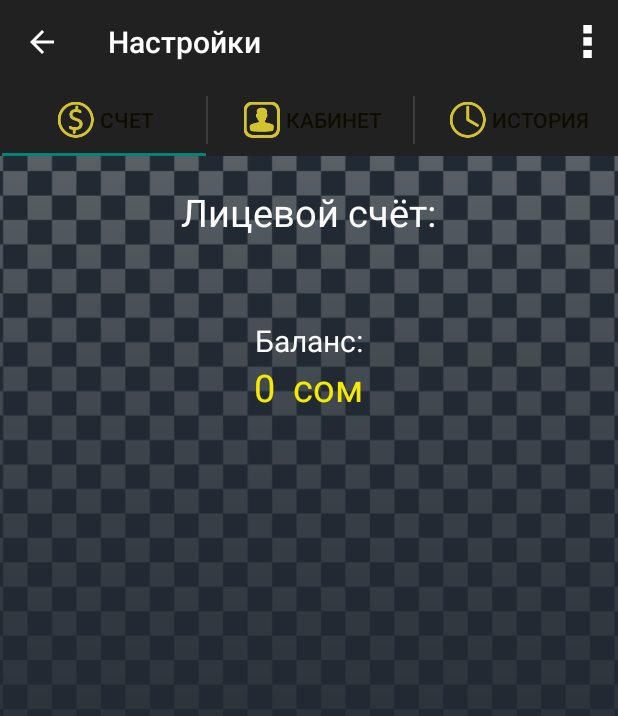
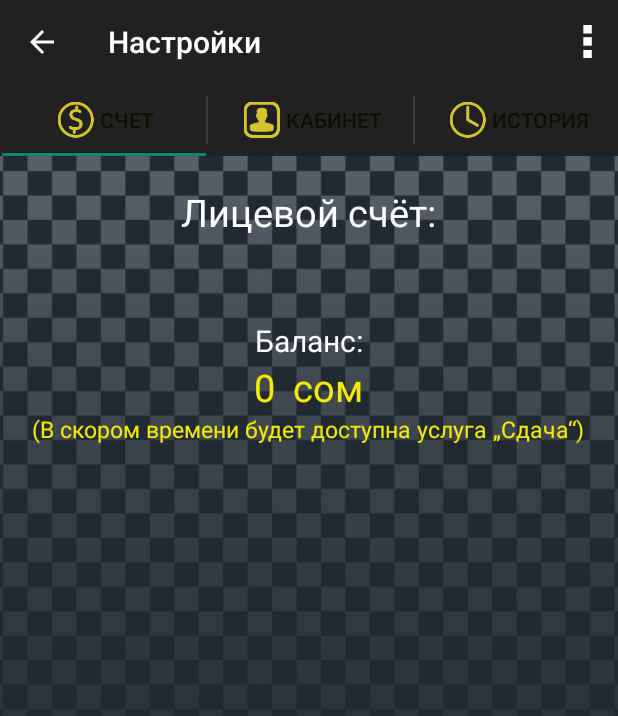
Before and after one commit to Danziamo/taxic, an Android app: the AccountDetailsActivityFragment screen opened directly, with no data from a screen before it, on a phone screen of 412 x 824 dp. Shown: the top 716 px of the screen. Run offline under Robolectric (Android 15) with nearby library versions, the phone set to English and light mode, and no system bars; libraries missing offline, so code that uses them is left out: cn.pedant; 1 statement that could not run was skipped.

Commit message:
Add text below the balance, about Change service

```diff
--- a/app/src/main/res/layout/fragment_account_details.xml
+++ b/app/src/main/res/layout/fragment_account_details.xml
@@ -59,6 +59,14 @@
             android:textColor="@color/lime"
             android:textSize="25sp"
             android:layout_gravity="center_horizontal" />
+        <TextView
+            android:layout_width="wrap_content"
+            android:layout_height="wrap_content"
+            android:textColor="@color/lime"
+            android:layout_gravity="center_horizontal"
+            android:gravity="center"
+            android:textSize="@dimen/font_normal"
+            android:text="@string/balance_hint"/>
     </LinearLayout>
 
 </RelativeLayout>
--- a/app/src/main/res/values/strings.xml
+++ b/app/src/main/res/values/strings.xml
@@ -36,4 +36,5 @@
     <string name="tariff_line6">Если Вы выбрали фиксированную плату,\n то оплачиваете только данную сумму.</string>
     <string name="tariff_line7">Доплата за выезд за пределы города Бишкек,\n  + 40 сом к общей сумме</string>
     <string name="info_version">EasyTaxi Пассажир  для Андроид\n Версия %1$s.</string>
+    <string name="balance_hint">(В скором времени будет доступна услуга „Сдача“)</string>
 </resources>
```
